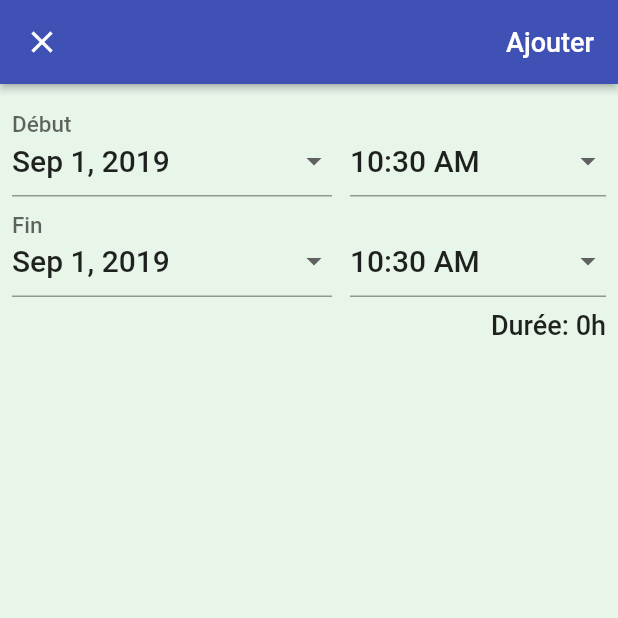
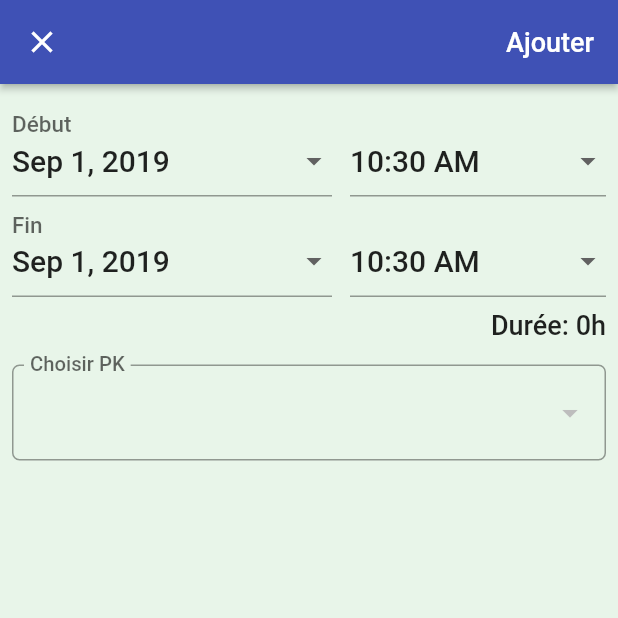
Before and after one commit to MRANASSPRO/maps_events_tracker, a Flutter app: the JobEntriesPage screen opened directly with empty values, after a tap on the "add" icon, on a phone screen of 412 x 824 dp, the top half of it. Run offline on Flutter 3.47's test engine with Material 2 defaults, Android fonts, the phone set to English and light mode, and no system bars; drawn by our look-alikes of auto_size_text; our stand-ins replace cloud_firestore, dio, firebase_auth, google_maps_flutter, rxdart; missing offline and left inert: flutter_polyline_points, geoflutterfire; accounts and stored records are empty; network calls fail.

Commit message:
Adding dropdown for PKs into an Entry

```diff
--- a/lib/app/home/entries/entries_bloc.dart
+++ b/lib/app/home/entries/entries_bloc.dart
@@ -50,6 +50,7 @@ class EntriesBloc {
     return <EntriesListTileModel>[
       EntriesListTileModel(
         leadingText: 'Travaux',
+        middleText: 'Durée Totale',
         //middleText: Format.currency(totalPay),
         trailingText: Format.hours(totalDuration),
       ),
--- a/lib/app/home/entries/entries_list_tile.dart
+++ b/lib/app/home/entries/entries_list_tile.dart
@@ -22,7 +22,7 @@ class EntriesListTile extends StatelessWidget {
   Widget build(BuildContext context) {
     const fontSize = 16.0;
     return Container(
-      color: model.isHeader ? Colors.indigo[100] : null,
+      color: model.isHeader ? Colors.indigo[200] : null,
       padding: EdgeInsets.symmetric(vertical: 8.0, horizontal: 16.0),
       child: Row(
         children: <Widget>[
--- a/lib/app/home/job_entries/entry_page.dart
+++ b/lib/app/home/job_entries/entry_page.dart
@@ -7,8 +7,9 @@ import 'package:time_tracker_flutter_course/app/home/models/entry.dart';
 import 'package:time_tracker_flutter_course/app/home/models/job.dart';
 import 'package:time_tracker_flutter_course/common_widgets/platform_exception_alert_dialog.dart';
 import 'package:time_tracker_flutter_course/services/database.dart';
-import 'package:cloud_firestore/cloud_firestore.dart';
 import 'package:time_tracker_flutter_course/model/myPKs_jobs.dart' as pks;
+import 'package:auto_size_text/auto_size_text.dart';
+//import 'package:cloud_firestore/cloud_firestore.dart';
 
 class EntryPage extends StatefulWidget {
   const EntryPage({@required this.database, @required this.job, this.entry});
@@ -33,14 +34,16 @@ class EntryPage extends StatefulWidget {
 }
 
 class _EntryPageState extends State<EntryPage> {
-  List PKsList;
+  //final _streamJobs = Firestore.instance.collection('entries').orderBy('id').snapshots();
+  List<String> PKs_list = [];
   List<DropdownMenuItem<pks.Pk>> items;
-  final _streamJobs =
-      Firestore.instance.collection('entries').orderBy('id').snapshots();
+  DropdownButton<String> PKs_Point;
+
   DateTime _startDate;
   TimeOfDay _startTime;
   DateTime _endDate;
   TimeOfDay _endTime;
+  String _selected_PK;
 
   //String _comment;
 
@@ -54,7 +57,7 @@ class _EntryPageState extends State<EntryPage> {
     final end = widget.entry?.end ?? DateTime.now();
     _endDate = DateTime(end.year, end.month, end.day);
     _endTime = TimeOfDay.fromDateTime(end);
-
+    _selected_PK = widget.entry?.PK;
     //_comment = widget.entry?.comment ?? '';
   }
 
@@ -69,12 +72,27 @@ class _EntryPageState extends State<EntryPage> {
       jobId: widget.job.id,
       start: start,
       end: end,
+      PK: _selected_PK,
       //comment: _comment,
     );
   }
 
+  Future<List<String>> pksToList() async {
+    if (PKs_list.length < 1) {
+      final pointsSaved = await pks.loadData();
+      setState(() {
+        for (final pk in pointsSaved.pks) {
+          PKs_list.add(pk.name);
+        }
+      });
+      return PKs_list;
+    } else
+      return PKs_list;
+  }
+
   Future<void> _setEntryAndDismiss(BuildContext context) async {
     try {
+      //SnackBar(content: new Text(" Travail modifié!"));
       final entry = _entryFromState();
       await widget.database.setEntry(entry);
       Navigator.of(context).pop();
@@ -88,13 +106,14 @@ class _EntryPageState extends State<EntryPage> {
 
   @override
   Widget build(BuildContext context) {
+    pksToList();
     return Scaffold(
       appBar: AppBar(
         elevation: 2.0,
-        title: Text(widget.job.name),
+        title: AutoSizeText(widget.job.name),
         actions: <Widget>[
           FlatButton(
-            child: Text(
+            child: AutoSizeText(
               widget.entry != null ? 'Modifier' : 'Ajouter',
               style: TextStyle(fontSize: 18.0, color: Colors.white),
             ),
@@ -113,7 +132,9 @@ class _EntryPageState extends State<EntryPage> {
               _buildEndDate(),
               SizedBox(height: 8.0),
               _buildDuration(),
-              SizedBox(height: 8.0),
+              SizedBox(height: 16.0),
+              _setDropDown(),
+              //_buildDropDown(),
               //_buildComment(),
             ],
           ),
@@ -148,7 +169,7 @@ class _EntryPageState extends State<EntryPage> {
     return Row(
       mainAxisAlignment: MainAxisAlignment.end,
       children: <Widget>[
-        Text(
+        AutoSizeText(
           'Durée: $durationFormatted',
           style: TextStyle(fontSize: 18.0, fontWeight: FontWeight.w500),
           maxLines: 1,
@@ -158,30 +179,59 @@ class _EntryPageState extends State<EntryPage> {
     );
   }
 
-  Widget _build_PK_Dropdow() {
-    return StreamBuilder<QuerySnapshot>(
-        stream: _streamJobs,
-        builder: (context, snapshot) {
-          if (snapshot.hasError) {
-            return Center(child: Text('Error: ${snapshot.error}'));
-          }
-          return DropdownButton(
-            items: PKsList,
-            onChanged: my_PKs(),
-          );
-        });
+  Widget _setDropDown() {
+    return FormField<String>(
+      builder: (FormFieldState<String> state) {
+        return InputDecorator(
+          decoration: InputDecoration(
+              labelText: 'Choisir PK',
+              labelStyle:
+                  TextStyle(fontSize: 18.0, fontWeight: FontWeight.w500),
+              border:
+                  OutlineInputBorder(borderRadius: BorderRadius.circular(5.0))),
+          isEmpty: _selected_PK == '',
+          child: DropdownButtonHideUnderline(
+            child: DropdownButton<String>(
+              value: _selected_PK,
+              isDense: true,
+              onChanged: (String newValue) {
+                setState(() {
+                  _selected_PK = newValue;
+                  state.didChange(newValue);
+                });
+              },
+              items: PKs_list.map((String value) {
+                return DropdownMenuItem<String>(
+                  value: value,
+                  child: Text(value),
+                );
+              }).toList(),
+            ),
+          ),
+        );
+      },
+    );
   }
 
-  dynamic my_PKs() {}
-
-  Future<List> PKs_To_Dropdown() async {
-    final pointsSaved = await pks.loadData();
-    for (final pk in pointsSaved.pks) {
-      print(pk.name);
-      PKsList.add(pk);
-    }
-    return PKsList;
-  }
+  /*Widget _buildDropDown() {
+    return DropdownButton(
+        items: PKs_list.map((value) {
+          return DropdownMenuItem(
+            value: value,
+            child: Text(
+              value,
+              style: TextStyle(),
+            ),
+          );
+        }).toList(),
+        hint: Text('PK'),
+        value: _selected_PK,
+        onChanged: (value) {
+          setState(() {
+            _selected_PK = value;
+          });
+        });
+  }*/
 
 /*Widget _buildComment() {
     return TextField(
@@ -196,5 +246,7 @@ class _EntryPageState extends State<EntryPage> {
       maxLines: null,
       onChanged: (comment) => _comment = comment,
     );
-  }*/
+  }
+}*/
+
 }
--- a/lib/app/home/job_entries/job_entries_page.dart
+++ b/lib/app/home/job_entries/job_entries_page.dart
@@ -13,6 +13,7 @@ import 'package:time_tracker_flutter_course/app/home/models/entry.dart';
 import 'package:time_tracker_flutter_course/app/home/models/job.dart';
 import 'package:time_tracker_flutter_course/common_widgets/platform_exception_alert_dialog.dart';
 import 'package:time_tracker_flutter_course/services/database.dart';
+import 'package:auto_size_text/auto_size_text.dart';
 
 class JobEntriesPage extends StatelessWidget {
   const JobEntriesPage({@required this.database, @required this.job});
@@ -50,17 +51,17 @@ class JobEntriesPage extends StatelessWidget {
           return Scaffold(
             appBar: AppBar(
               elevation: 2.0,
-              title: Text(jobName),
+              title: AutoSizeText('Ajouter Travail pour $jobName'),
               centerTitle: true,
               actions: <Widget>[
-                IconButton(
+                /*IconButton(
                   icon: Icon(Icons.edit, color: Colors.white),
                   onPressed: () => EditJobPage.show(
                     context,
                     database: database,
                     job: job,
                   ),
-                ),
+                ),*/
                 IconButton(
                   icon: Icon(Icons.add, color: Colors.white),
                   onPressed: () => EntryPage.show(
--- a/lib/app/home/jobs/edit_job_page.dart
+++ b/lib/app/home/jobs/edit_job_page.dart
@@ -91,7 +91,7 @@ class _EditJobPageState extends State<EditJobPage> {
         actions: <Widget>[
           FlatButton(
             child: Text(
-              'Save',
+              'Enregistrer',
               style: TextStyle(fontSize: 18, color: Colors.white),
             ),
             onPressed: _submit,
--- a/lib/app/home/jobs/jobs_page.dart
+++ b/lib/app/home/jobs/jobs_page.dart
@@ -43,7 +43,7 @@ class JobsPage extends StatelessWidget {
         title: Text('Activités'),
         actions: <Widget>[
           IconButton(
-            icon: Icon(Icons.add, color: Colors.white),
+            icon: Icon(Icons.add_comment, color: Colors.white),
             onPressed: () => EditJobPage.show(context,
               database: Provider.of<Database>(context),
             ),
--- a/lib/app/home/jobs/list_items_builder.dart
+++ b/lib/app/home/jobs/list_items_builder.dart
@@ -26,7 +26,7 @@ class ListItemsBuilder<T> extends StatelessWidget {
     } else if (snapshot.hasError) {
       return EmptyContent(
         title: 'Something went wrong',
-        message: 'Can\'t load items right now',
+        //message: 'Can\'t load items right now',
       );
     }
     return Center(child: CircularProgressIndicator());
--- a/lib/app/home/models/entry.dart
+++ b/lib/app/home/models/entry.dart
@@ -15,15 +15,11 @@ class Entry {
   String jobId;
   DateTime start;
   DateTime end;
-  DropdownMenuItem PK;
-
+  String PK;
   //String comment;
 
   double get durationInHours =>
-      end
-          .difference(start)
-          .inMinutes
-          .toDouble() / 60.0;
+      end.difference(start).inMinutes.toDouble() / 60.0;
 
   factory Entry.fromMap(Map<dynamic, dynamic> value, String id) {
     final int startMilliseconds = value['start'];
@@ -33,7 +29,7 @@ class Entry {
       jobId: value['jobId'],
       start: DateTime.fromMillisecondsSinceEpoch(startMilliseconds),
       end: DateTime.fromMillisecondsSinceEpoch(endMilliseconds),
-      //PK:,
+      PK: value['PK'],
       //comment: value['comment'],
     );
   }
@@ -43,6 +39,7 @@ class Entry {
       'jobId': jobId,
       'start': start.millisecondsSinceEpoch,
       'end': end.millisecondsSinceEpoch,
+      'PK': PK,
       //'comment': comment,
     };
   }
--- a/pubspec.yaml
+++ b/pubspec.yaml
@@ -33,6 +33,8 @@ dependencies:
   http: ^0.12.0+2
   json_serializable: ^3.2.2
   dio: ^2.1.16
+  auto_size_text: ^2.1.0
+  shared_preferences: ^0.5.3+4
   #provider: ^3.0.0+1
   #permission: ^0.1.2
   #json_serializable: ^3.1.0
@@ -64,6 +66,7 @@ flutter:
   #  - images/a_dot_ham.jpeg
   assets:
    - assets/ADM.png
+   - assets/ADM_logo.png
    - assets/ic_lock.png
    - assets/ic_red_car.png
    - assets/150px-Autoroute.png
```
Also changed, not shown: lib/app/home/account/account_page.dart (+5 -5 lines), lib/app/sign_in/firebase/firebase_sign_in_page.dart (+5 -4 lines), lib/services/database.dart (+13 -2 lines), pubspec.lock.
